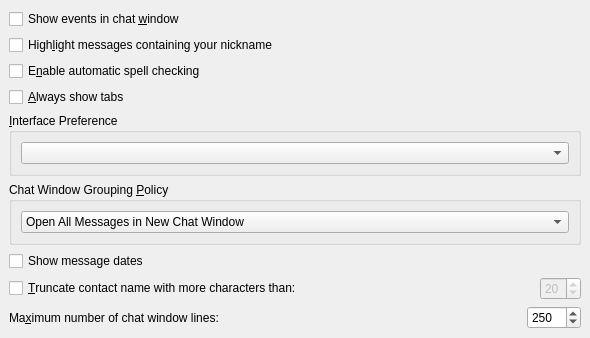
KDE/kopete, file kopete/config/behavior/behaviorconfig_chat.ui: the form before one commit.
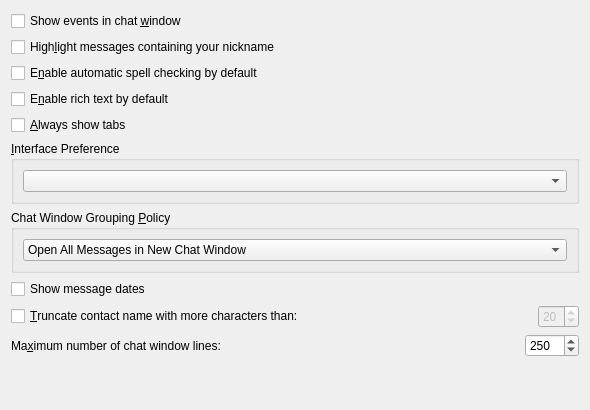
The form after the commit.

Commit message: Allow user to change if rich text should be on or off by default and set it to off by default.

Patch:
```diff
--- a/kopete/config/behavior/behaviorconfig_chat.ui
+++ b/kopete/config/behavior/behaviorconfig_chat.ui
@@ -1,44 +1,29 @@
 <ui version="4.0" >
  <class>BehaviorConfig_Chat</class>
- <widget class="QWidget" name="BehaviorConfig_Chat" >
-  <property name="geometry" >
+ <widget class="QWidget" name="BehaviorConfig_Chat">
+  <property name="geometry">
    <rect>
     <x>0</x>
     <y>0</y>
     <width>590</width>
-    <height>306</height>
+    <height>410</height>
    </rect>
   </property>
   <property name="windowTitle" >
    <string>Chat</string>
   </property>
-  <layout class="QVBoxLayout" >
-   <property name="spacing" >
-    <number>6</number>
-   </property>
-   <property name="leftMargin" >
-    <number>9</number>
-   </property>
-   <property name="topMargin" >
-    <number>9</number>
-   </property>
-   <property name="rightMargin" >
-    <number>9</number>
-   </property>
-   <property name="bottomMargin" >
-    <number>9</number>
-   </property>
+  <layout class="QVBoxLayout" name="verticalLayout">
    <item>
-    <widget class="QCheckBox" name="kcfg_showEvents" >
-     <property name="text" >
+    <widget class="QCheckBox" name="kcfg_showEvents">
+     <property name="text">
       <string>Show events in chat &amp;window</string>
      </property>
     </widget>
    </item>
    <item>
-    <widget class="QCheckBox" name="kcfg_highlightEnabled" >
-     <property name="sizePolicy" >
-      <sizepolicy vsizetype="Fixed" hsizetype="Expanding" >
+    <widget class="QCheckBox" name="kcfg_highlightEnabled">
+     <property name="sizePolicy">
+      <sizepolicy hsizetype="Expanding" vsizetype="Fixed">
        <horstretch>0</horstretch>
        <verstretch>0</verstretch>
       </sizepolicy>
@@ -49,76 +34,71 @@
     </widget>
    </item>
    <item>
-    <widget class="QCheckBox" name="kcfg_spellCheck" >
-     <property name="sizePolicy" >
-      <sizepolicy vsizetype="Fixed" hsizetype="Expanding" >
+    <widget class="QCheckBox" name="kcfg_spellCheck">
+     <property name="sizePolicy">
+      <sizepolicy hsizetype="Expanding" vsizetype="Fixed">
        <horstretch>0</horstretch>
        <verstretch>0</verstretch>
       </sizepolicy>
      </property>
-     <property name="text" >
-      <string>E&amp;nable automatic spell checking</string>
+     <property name="text">
+      <string>E&amp;nable automatic spell checking by default</string>
      </property>
     </widget>
    </item>
    <item>
-    <widget class="QCheckBox" name="kcfg_AlwaysShowTabs" >
-     <property name="text" >
+    <widget class="QCheckBox" name="kcfg_richTextByDefault">
+     <property name="sizePolicy">
+      <sizepolicy hsizetype="Expanding" vsizetype="Fixed">
+       <horstretch>0</horstretch>
+       <verstretch>0</verstretch>
+      </sizepolicy>
+     </property>
+     <property name="text">
+      <string>E&amp;nable rich text by default</string>
+     </property>
+    </widget>
+   </item>
+   <item>
+    <widget class="QCheckBox" name="kcfg_AlwaysShowTabs">
+     <property name="text">
       <string>&amp;Always show tabs</string>
      </property>
     </widget>
    </item>
    <item>
-    <widget class="QGroupBox" name="interfaceGroup" >
-     <property name="title" >
+    <widget class="QGroupBox" name="interfaceGroup">
+     <property name="title">
       <string>&amp;Interface Preference</string>
      </property>
-     <layout class="QHBoxLayout" >
-      <property name="spacing" >
+     <layout class="QHBoxLayout">
+      <property name="spacing">
        <number>6</number>
       </property>
-      <property name="leftMargin" >
-       <number>9</number>
-      </property>
-      <property name="topMargin" >
-       <number>9</number>
-      </property>
-      <property name="rightMargin" >
-       <number>9</number>
-      </property>
-      <property name="bottomMargin" >
+      <property name="margin">
        <number>9</number>
       </property>
       <item>
-       <widget class="QComboBox" name="viewPlugin" />
+       <widget class="QComboBox" name="viewPlugin"/>
       </item>
      </layout>
     </widget>
    </item>
    <item>
-    <widget class="QGroupBox" name="chatWindowGroup" >
-     <property name="title" >
+    <widget class="QGroupBox" name="chatWindowGroup">
+     <property name="title">
       <string>Chat Window Grouping &amp;Policy</string>
      </property>
-     <layout class="QVBoxLayout" >
-      <property name="spacing" >
+     <layout class="QVBoxLayout">
+      <property name="spacing">
        <number>6</number>
       </property>
-      <property name="leftMargin" >
-       <number>9</number>
-      </property>
-      <property name="topMargin" >
-       <number>9</number>
-      </property>
-      <property name="rightMargin" >
-       <number>9</number>
-      </property>
-      <property name="bottomMargin" >
+      <property name="margin">
        <number>9</number>
       </property>
       <item>
-       <widget class="QComboBox" name="kcfg_chatWindowGroupPolicy" >
-        <property name="whatsThis" >
+       <widget class="QComboBox" name="kcfg_chatWindowGroupPolicy">
+        <property name="whatsThis">
          <string>Every chat will have its own window.</string>
         </property>
         <item>
@@ -152,32 +132,23 @@
     </widget>
    </item>
    <item>
-    <widget class="QCheckBox" name="kcfg_showDates" >
-     <property name="text" >
+    <widget class="QCheckBox" name="kcfg_showDates">
+     <property name="text">
       <string>Show message dates</string>
      </property>
     </widget>
    </item>
    <item>
-    <layout class="QHBoxLayout" >
-     <property name="spacing" >
+    <layout class="QHBoxLayout">
+     <property name="spacing">
       <number>6</number>
      </property>
-     <property name="leftMargin" >
-      <number>0</number>
-     </property>
-     <property name="topMargin" >
-      <number>0</number>
-     </property>
-     <property name="rightMargin" >
-      <number>0</number>
-     </property>
-     <property name="bottomMargin" >
+     <property name="margin">
       <number>0</number>
      </property>
      <item>
-      <widget class="QCheckBox" name="kcfg_truncateContactName" >
-       <property name="text" >
+      <widget class="QCheckBox" name="kcfg_truncateContactName">
+       <property name="text">
         <string>&amp;Truncate contact name with more characters than:</string>
        </property>
       </widget>
@@ -190,17 +161,17 @@
        <property name="sizeType" >
         <enum>QSizePolicy::Expanding</enum>
        </property>
-       <property name="sizeHint" >
+       <property name="sizeHint" stdset="0">
         <size>
-         <width>120</width>
+         <width>0</width>
          <height>20</height>
         </size>
        </property>
       </spacer>
      </item>
      <item>
-      <widget class="QSpinBox" name="kcfg_truncateContactNameLength" >
-       <property name="enabled" >
+      <widget class="QSpinBox" name="kcfg_truncateContactNameLength">
+       <property name="enabled">
         <bool>false</bool>
        </property>
        <property name="minimum" >
@@ -214,25 +185,16 @@
     </layout>
    </item>
    <item>
-    <layout class="QHBoxLayout" >
-     <property name="spacing" >
+    <layout class="QHBoxLayout">
+     <property name="spacing">
       <number>6</number>
      </property>
-     <property name="leftMargin" >
-      <number>0</number>
-     </property>
-     <property name="topMargin" >
-      <number>0</number>
-     </property>
-     <property name="rightMargin" >
-      <number>0</number>
-     </property>
-     <property name="bottomMargin" >
+     <property name="margin">
       <number>0</number>
      </property>
      <item>
-      <widget class="QLabel" name="txtChatViewBufferSize" >
-       <property name="whatsThis" >
+      <widget class="QLabel" name="txtChatViewBufferSize">
+       <property name="whatsThis">
         <string>Limit the maximum number of lines visible in a chat window to improve speed for complex layouts.</string>
        </property>
        <property name="text" >
@@ -251,17 +213,17 @@
        <property name="sizeType" >
         <enum>QSizePolicy::Expanding</enum>
        </property>
-       <property name="sizeHint" >
+       <property name="sizeHint" stdset="0">
         <size>
-         <width>212</width>
+         <width>0</width>
          <height>20</height>
         </size>
        </property>
       </spacer>
      </item>
      <item>
-      <widget class="QSpinBox" name="kcfg_chatWindowBufferViewSize" >
-       <property name="minimum" >
+      <widget class="QSpinBox" name="kcfg_chatWindowBufferViewSize">
+       <property name="minimum">
         <number>2</number>
        </property>
        <property name="maximum" >
@@ -282,10 +244,10 @@
      <property name="sizeType" >
       <enum>QSizePolicy::Expanding</enum>
      </property>
-     <property name="sizeHint" >
+     <property name="sizeHint" stdset="0">
       <size>
-       <width>572</width>
-       <height>16</height>
+       <width>30</width>
+       <height>0</height>
       </size>
      </property>
     </spacer>
```
Left out of the diff: 45 changed lines with no effect on the pictures. The commit also changes 2 other files.
